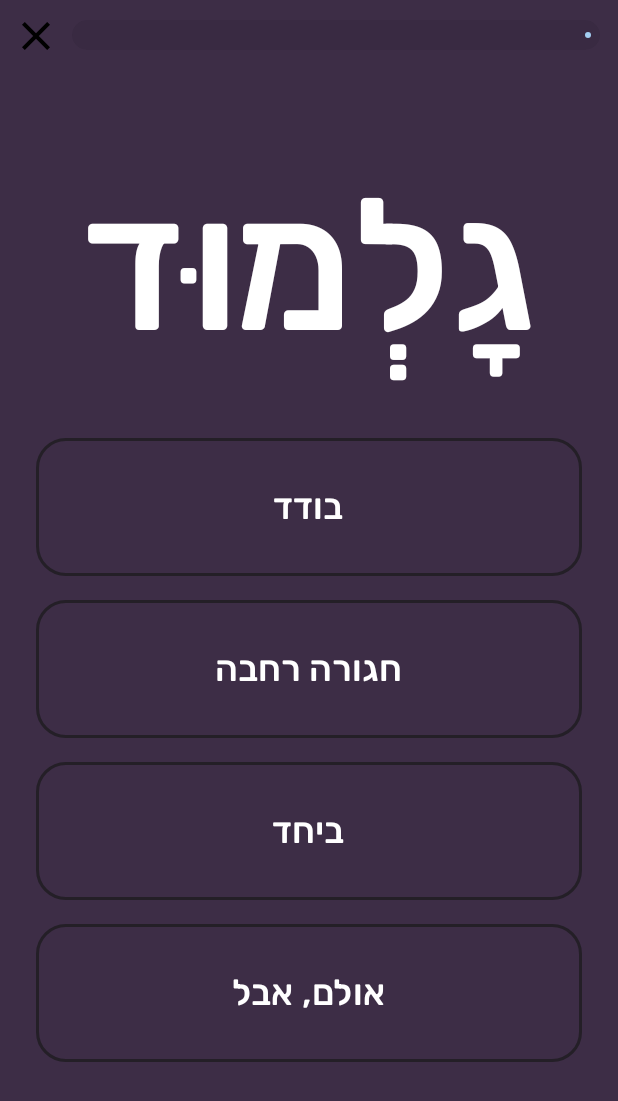
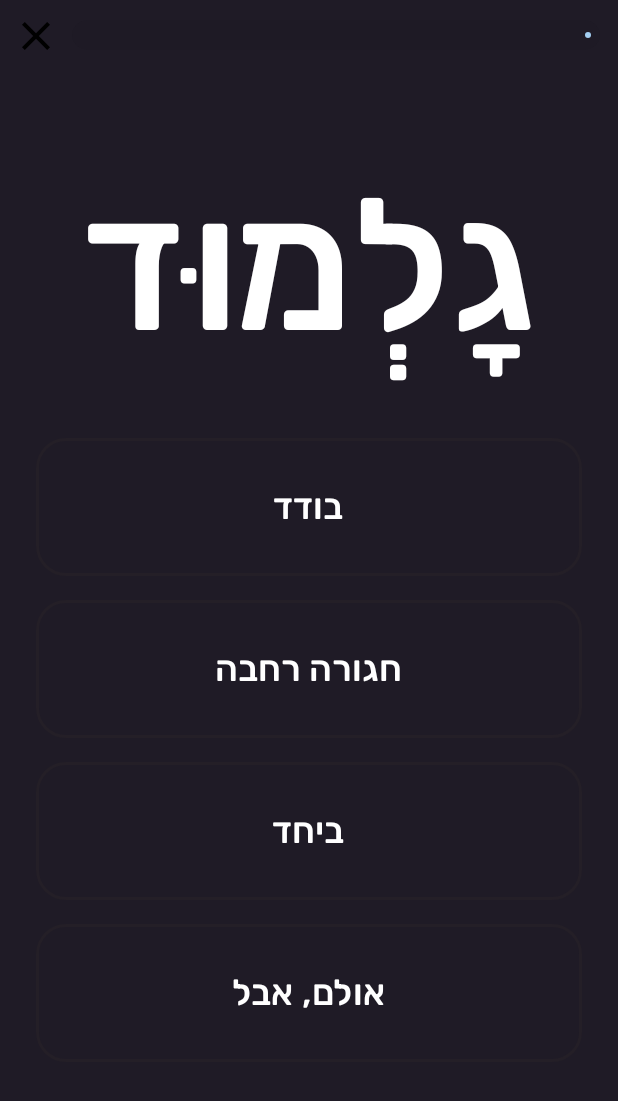
Before and after one commit to rakrakon/better-quizlet, an Android app built with Jetpack Compose: the @Preview function QuizPreview, on a phone screen of 412 x 824 dp. Shown: the top 1101 px of the screen. Run offline under Robolectric (Android 15) with nearby library versions, the phone set to English and light mode, and no system bars.

Commit message:
Change BACKGROUND_COLOR

```diff
--- a/app/app/src/main/java/com/rakra/wordsprint/MainActivity.kt
+++ b/app/app/src/main/java/com/rakra/wordsprint/MainActivity.kt
@@ -16,7 +16,7 @@ import androidx.compose.ui.text.font.FontWeight
 import androidx.core.view.WindowCompat
 import com.rakra.wordsprint.ui.theme.WordSprintTheme
 
-val BACKGROUND_COLOR = Color(0xFF3D2D46)
+val BACKGROUND_COLOR = Color(0xFF1F1B26)
 
 val RUBIK_FONT = FontFamily(
     Font(R.font.rubik_regular, FontWeight.Normal)
```
